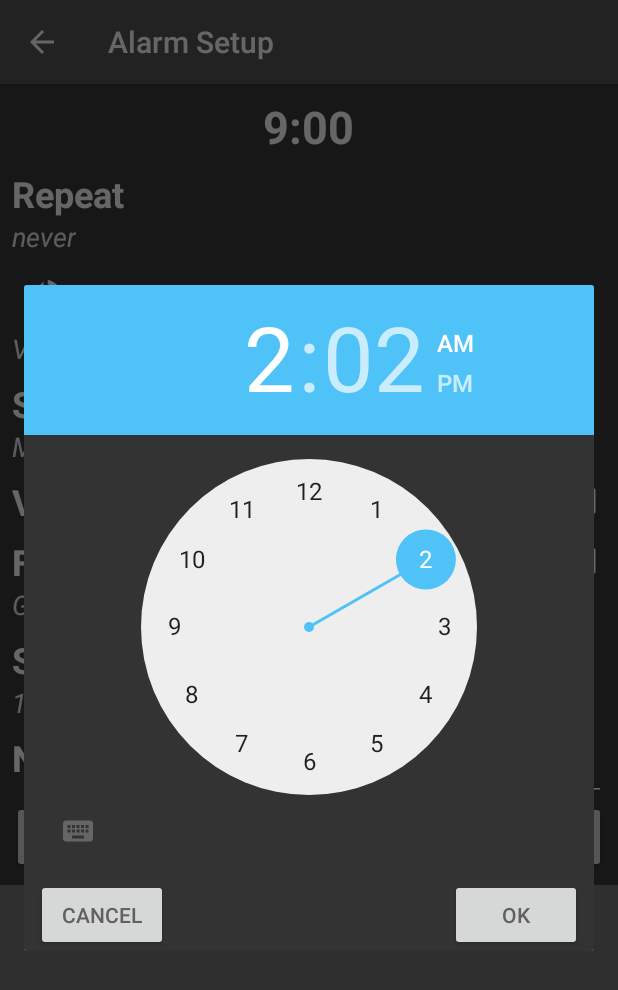
After one commit to sohel2178/RushInAlarm, an Android app: the fragment ClockFragment placed in its activity, on a phone screen of 412 x 824 dp. The commit adds this screen. Shown: the top 990 px of the screen. Run offline under Robolectric (Android 15) with nearby library versions, the phone set to English and light mode, and no system bars.

Commit message:
Todays ommit

```diff
--- a/app/build.gradle
+++ b/app/build.gradle
@@ -19,6 +19,8 @@ android {
     }
 }
 
+allprojects { repositories { maven { url 'https://jitpack.io' } } }
+
 dependencies {
     compile fileTree(dir: 'libs', include: ['*.jar'])
     androidTestCompile('com.android.support.test.espresso:espresso-core:2.2.2', {
@@ -27,5 +29,8 @@ dependencies {
     compile 'com.android.support:appcompat-v7:26.+'
     compile 'com.android.support:recyclerview-v7:26.+'
     compile 'com.android.support.constraint:constraint-layout:1.0.2'
+    compile 'com.android.support:design:26.+'
+    compile 'com.android.support:support-v13:26.+'
+    //compile 'com.github.philliphsu:numberpadtimepicker:1.1.1'
     testCompile 'junit:junit:4.12'
 }
--- /dev/null
+++ b/app/src/main/java/com/example/sohel/rushinalarm/Activities/AddAlarmActivity.java
@@ -0,0 +1,114 @@
+package com.example.sohel.rushinalarm.Activities;
+
+import android.support.v4.app.FragmentManager;
+import android.support.v7.app.AppCompatActivity;
+import android.os.Bundle;
+import android.util.Log;
+import android.view.View;
+import android.widget.Button;
+import android.widget.CheckBox;
+import android.widget.EditText;
+import android.widget.LinearLayout;
+import android.widget.RelativeLayout;
+import android.widget.SeekBar;
+import android.widget.TextView;
+
+import com.example.sohel.rushinalarm.DialogFragment.ClockFragment;
+import com.example.sohel.rushinalarm.Listener.TimeListener;
+import com.example.sohel.rushinalarm.R;
+
+public class AddAlarmActivity extends BaseDetailActivity implements View.OnClickListener,
+        TimeListener{
+
+    private TextView tvTime,tvRepeatMode;
+    private LinearLayout llRepeatContainer,llSoundandMusic;
+    private RelativeLayout rlvolContainer,rlSnoozeContainer;
+    private SeekBar volSeekbar;
+    private CheckBox ckbVibration,ckbFadeIn;
+    private EditText etNote;
+    private Button btnSave;
+
+    private int volume;
+
+    @Override
+    protected void onCreate(Bundle savedInstanceState) {
+        super.onCreate(savedInstanceState);
+        setContentView(R.layout.activity_add_alarm);
+
+        setupToolbar();
+
+        initView();
+    }
+
+    private void initView() {
+        tvTime = (TextView) findViewById(R.id.time);
+        tvTime.setOnClickListener(this);
+        tvRepeatMode = (TextView) findViewById(R.id.repeat_mode);
+
+        llRepeatContainer = (LinearLayout) findViewById(R.id.repeat);
+        llSoundandMusic = (LinearLayout) findViewById(R.id.sound_container);
+
+        rlvolContainer = (RelativeLayout) findViewById(R.id.vol_container);
+        rlSnoozeContainer = (RelativeLayout) findViewById(R.id.snooze_container);
+
+        volSeekbar = (SeekBar) findViewById(R.id.vol_seek);
+        volSeekbar.setProgress(100);
+
+        volSeekbar.setOnSeekBarChangeListener(new SeekBar.OnSeekBarChangeListener() {
+            @Override
+            public void onProgressChanged(SeekBar seekBar, int i, boolean b) {
+                volume=i;
+                volSeekbar.setProgress(volume,true);
+
+                Log.d("IIII",volume+"");
+            }
+
+            @Override
+            public void onStartTrackingTouch(SeekBar seekBar) {
+
+            }
+
+            @Override
+            public void onStopTrackingTouch(SeekBar seekBar) {
+
+            }
+        });
+
+        ckbVibration = (CheckBox) findViewById(R.id.vibration_check);
+        ckbFadeIn = (CheckBox) findViewById(R.id.fade_in_check);
+
+        etNote = (EditText) findViewById(R.id.note);
+
+        btnSave = (Button) findViewById(R.id.save);
+        btnSave.setOnClickListener(this);
+    }
+
+    @Override
+    public void onClick(View view) {
+
+        switch (view.getId()){
+            case R.id.time:
+                showTimePicker();
+                break;
+
+            case R.id.save:
+                break;
+        }
+
+    }
+
+    private void showTimePicker() {
+        FragmentManager manager = getSupportFragmentManager();
+        ClockFragment clockFragment = new ClockFragment();
+        clockFragment.setTimeListener(this);
+        clockFragment.show(manager,"TAG");
+    }
+
+    @Override
+    public void getTime(int hour, int min) {
+
+        String time = String.format("%02d",hour)+":"+String.format("%02d",min);
+        tvTime.setText(time);
+
+    }
+}
--- /dev/null
+++ b/app/src/main/java/com/example/sohel/rushinalarm/DialogFragment/ClockFragment.java
@@ -0,0 +1,90 @@
+package com.example.sohel.rushinalarm.DialogFragment;
+
+
+import android.os.Bundle;
+import android.support.v4.app.DialogFragment;
+import android.support.v4.app.Fragment;
+import android.util.Log;
+import android.view.LayoutInflater;
+import android.view.View;
+import android.view.ViewGroup;
+import android.view.Window;
+import android.widget.Button;
+import android.widget.TimePicker;
+
+import com.example.sohel.rushinalarm.Listener.TimeListener;
+import com.example.sohel.rushinalarm.R;
+
+/**
+ * A simple {@link Fragment} subclass.
+ */
+public class ClockFragment extends DialogFragment implements View.OnClickListener {
+
+    private TimePicker timePicker;
+    private Button btnOk,btnCancel;
+
+    private TimeListener listener;
+
+
+
+
+    public ClockFragment() {
+        // Required empty public constructor
+    }
+
+
+    @Override
+    public View onCreateView(LayoutInflater inflater, ViewGroup container,
+                             Bundle savedInstanceState) {
+        Window window=getDialog().getWindow();
+        window.requestFeature(Window.FEATURE_NO_TITLE);
+        // Inflate the layout for this fragment
+        View view = inflater.inflate(R.layout.fragment_clock, container, false);
+
+        initView(view);
+
+        return view;
+    }
+
+    public void setTimeListener(TimeListener listener){
+        this.listener = listener;
+    }
+
+    private void initView(View view){
+        timePicker = view.findViewById(R.id.time_picker);
+        btnOk = view.findViewById(R.id.ok);
+        btnCancel = view.findViewById(R.id.cancel);
+    }
+
+    @Override
+    public void onActivityCreated(Bundle savedInstanceState) {
+        super.onActivityCreated(savedInstanceState);
+
+        btnOk.setOnClickListener(this);
+        btnCancel.setOnClickListener(this);
+
+    }
+
+    @Override
+    public void onClick(View view) {
+
+        switch (view.getId()){
+            case R.id.ok:
+                int hour =timePicker.getHour();
+                int minute =timePicker.getMinute();
+
+                if(listener!=null){
+                    listener.getTime(hour,minute);
+
+                    dismiss();
+                }
+
+                break;
+
+            case R.id.cancel:
+                dismiss();
+                break;
+        }
+
+    }
+}
--- /dev/null
+++ b/app/src/main/java/com/example/sohel/rushinalarm/Listener/TimeListener.java
@@ -0,0 +1,10 @@
+package com.example.sohel.rushinalarm.Listener;
+
+/**
+ * Created by Genius 03 on 9/13/2017.
+ */
+
+public interface TimeListener {
+
+    public void getTime(int hour,int min);
+}
--- /dev/null
+++ b/app/src/main/res/drawable/volume.xml
@@ -0,0 +1,9 @@
+<vector xmlns:android="http://schemas.android.com/apk/res/android"
+        android:width="24dp"
+        android:height="24dp"
+        android:viewportWidth="24.0"
+        android:viewportHeight="24.0">
+    <path
+        android:fillColor="@color/text_light"
+        android:pathData="M3,9v6h4l5,5L12,4L7,9L3,9zM16.5,12c0,-1.77 -1.02,-3.29 -2.5,-4.03v8.05c1.48,-0.73 2.5,-2.25 2.5,-4.02zM14,3.23v2.06c2.89,0.86 5,3.54 5,6.71s-2.11,5.85 -5,6.71v2.06c4.01,-0.91 7,-4.49 7,-8.77s-2.99,-7.86 -7,-8.77z"/>
+</vector>
--- /dev/null
+++ b/app/src/main/res/layout/activity_add_alarm.xml
@@ -0,0 +1,208 @@
+<?xml version="1.0" encoding="utf-8"?>
+<RelativeLayout xmlns:android="http://schemas.android.com/apk/res/android"
+    xmlns:app="http://schemas.android.com/apk/res-auto"
+    xmlns:tools="http://schemas.android.com/tools"
+    android:layout_width="match_parent"
+    android:layout_height="match_parent"
+    tools:context="com.example.sohel.rushinalarm.Activities.AddAlarmActivity">
+
+    <android.support.v7.widget.Toolbar
+        android:id="@+id/toolbar"
+        style="@style/MaterialAnimations.TextAppearance.Title"
+        android:layout_width="match_parent"
+        android:layout_height="?android:attr/actionBarSize"
+        android:background="@color/theme_black_primary"
+        android:elevation="@dimen/elevation_header">
+
+        <TextView
+            android:id="@+id/title"
+            style="@style/MaterialAnimations.TextAppearance.Title.Inverse"
+            android:layout_width="wrap_content"
+            android:layout_height="wrap_content"
+            android:layout_gravity="center_vertical|start"
+            android:text="@string/alarm_setup" />
+
+    </android.support.v7.widget.Toolbar>
+
+    <ScrollView
+        android:layout_width="match_parent"
+        android:layout_height="wrap_content"
+        android:layout_below="@+id/toolbar">
+
+        <RelativeLayout
+            android:layout_width="match_parent"
+            android:layout_height="wrap_content"
+            android:background="#80000000"
+            android:focusable="true"
+            android:focusableInTouchMode="true"
+            android:padding="@dimen/medium_padding">
+
+            <TextView
+                style="@style/Text.ExtraLarge"
+                android:layout_centerHorizontal="true"
+                android:text="@string/default_time"
+                android:id="@+id/time"/>
+
+            <LinearLayout
+                android:layout_marginTop="@dimen/medium_padding"
+                android:layout_width="match_parent"
+                android:layout_height="wrap_content"
+                android:orientation="vertical"
+                android:id="@+id/repeat"
+                android:layout_below="@+id/time">
+
+                <TextView
+                    style="@style/Text.Large"
+                    android:text="@string/repeat"/>
+
+                <TextView
+                    style="@style/Text.Medium"
+                    android:text="@string/default_repeat_mode"
+                    android:id="@+id/repeat_mode"/>
+
+            </LinearLayout>
+
+            <RelativeLayout
+                android:layout_marginTop="@dimen/medium_padding"
+                android:layout_width="match_parent"
+                android:layout_height="wrap_content"
+                android:id="@+id/vol_container"
+                android:layout_below="@+id/repeat">
+
+                <ImageView
+                    android:layout_width="42dp"
+                    android:layout_height="42dp"
+                    android:src="@drawable/volume"
+                    android:id="@+id/vol_icon"
+                    android:padding="@dimen/small_padding"/>
+
+                <SeekBar
+                    android:layout_width="match_parent"
+                    android:layout_height="42dp"
+                    android:layout_toRightOf="@+id/vol_icon"
+                    android:id="@+id/vol_seek"/>
+
+                <TextView
+                    style="@style/Text.Medium"
+                    android:layout_below="@+id/vol_icon"
+                    android:text="@string/volume"/>
+
+            </RelativeLayout>
+
+            <LinearLayout
+                android:layout_marginTop="@dimen/medium_padding"
+                android:layout_width="match_parent"
+                android:layout_height="wrap_content"
+                android:orientation="vertical"
+                android:id="@+id/sound_container"
+                android:layout_below="@+id/vol_container">
+
+                <TextView
+                    style="@style/Text.Large"
+                    android:text="@string/sound_and_music"/>
+
+                <TextView
+                    style="@style/Text.Medium"
+                    android:text="@string/default_sound"
+                    android:id="@+id/sound"/>
+
+            </LinearLayout>
+
+            <TextView
+                android:layout_marginTop="@dimen/medium_padding"
+                android:layout_below="@+id/sound_container"
+                style="@style/Text.Large"
+                android:text="@string/vibration"/>
+
+            <CheckBox
+                android:layout_width="wrap_content"
+                android:layout_height="wrap_content"
+                android:layout_alignParentEnd="true"
+                android:layout_below="@+id/sound_container"
+                android:layout_marginTop="@dimen/medium_padding"
+                android:id="@+id/vibration_check"/>
+
+            <RelativeLayout
+                android:layout_marginTop="@dimen/medium_padding"
+                android:layout_width="match_parent"
+                android:layout_height="wrap_content"
+                android:id="@+id/fade_in_container"
+                android:layout_below="@+id/vibration_check">
+
+                <TextView
+                    style="@style/Text.Large"
+                    android:text="@string/fade_in"
+                    android:id="@+id/fade_in_text"/>
+
+
+                <TextView
+                    style="@style/Text.Medium"
+                    android:text="@string/fade_in_txt"
+                    android:layout_below="@+id/fade_in_text"/>
+
+                <CheckBox
+                    android:layout_width="wrap_content"
+                    android:layout_height="wrap_content"
+                    android:layout_alignParentEnd="true"
+                    android:id="@+id/fade_in_check"/>
+
+            </RelativeLayout>
+
+            <RelativeLayout
+                android:layout_marginTop="@dimen/medium_padding"
+                android:layout_width="match_parent"
+                android:layout_height="wrap_content"
+                android:id="@+id/snooze_container"
+                android:layout_below="@+id/fade_in_container">
+
+                <TextView
+                    style="@style/Text.Large"
+                    android:text="@string/snooze_duration"
+                    android:id="@+id/snooze_text"/>
+
+
+                <TextView
+                    style="@style/Text.Medium"
+                    android:text="@string/snooze_txt"
+                    android:layout_below="@+id/snooze_text"/>
+
+            </RelativeLayout>
+
+            <RelativeLayout
+                android:layout_marginTop="@dimen/medium_padding"
+                android:layout_width="match_parent"
+                android:layout_height="wrap_content"
+                android:id="@+id/note_container"
+                android:layout_below="@+id/snooze_container">
+
+                <TextView
+                    style="@style/Text.Large"
+                    android:text="@string/note"
+                    android:id="@+id/note_txt"/>
+
+
+                <EditText
+                    android:layout_marginStart="@dimen/medium_padding"
+                    android:layout_width="match_parent"
+                    android:layout_height="wrap_content"
+                    android:id="@+id/note"
+                    android:layout_toRightOf="@+id/note_txt"/>
+
+            </RelativeLayout>
+
+            <Button
+                android:textColor="@color/text_dark"
+                android:layout_width="match_parent"
+                android:layout_height="wrap_content"
+                android:id="@+id/save"
+                android:text="@string/Save"
+                android:layout_below="@+id/note_container"/>
+
+
+        </RelativeLayout>
+
+    </ScrollView>
+
+
+
+</RelativeLayout>
--- /dev/null
+++ b/app/src/main/res/layout/fragment_clock.xml
@@ -0,0 +1,34 @@
+<RelativeLayout xmlns:android="http://schemas.android.com/apk/res/android"
+    xmlns:tools="http://schemas.android.com/tools"
+    android:layout_width="match_parent"
+    android:layout_height="match_parent"
+    android:background="#333333"
+    tools:context="com.example.sohel.rushinalarm.DialogFragment.ClockFragment">
+
+    <TimePicker
+        android:layout_width="match_parent"
+        android:layout_height="wrap_content"
+        android:id="@+id/time_picker">
+
+    </TimePicker>
+
+    <Button
+        android:layout_width="wrap_content"
+        android:layout_height="wrap_content"
+        android:layout_below="@+id/time_picker"
+        android:text="@string/cancel"
+        android:id="@+id/cancel"
+        android:layout_marginStart="@dimen/medium_padding"
+        android:layout_marginTop="@dimen/medium_padding"/>
+
+    <Button
+        android:layout_width="wrap_content"
+        android:layout_height="wrap_content"
+        android:layout_below="@+id/time_picker"
+        android:text="@string/ok"
+        android:id="@+id/ok"
+        android:layout_alignParentEnd="true"
+        android:layout_marginEnd="@dimen/medium_padding"
+        android:layout_marginTop="@dimen/medium_padding"/>
+
+</RelativeLayout>
--- a/app/src/main/res/values/dimens.xml
+++ b/app/src/main/res/values/dimens.xml
@@ -13,4 +13,15 @@
 
 
     <dimen name="default_padding">10dp</dimen>
+
+    <dimen name="icon_size">64dp</dimen>
+
+    <dimen name="small_padding">4dp</dimen>
+    <dimen name="medium_padding">8dp</dimen>
+    <dimen name="large_padding">16dp</dimen>
+
+    <dimen name="small_text_size">12sp</dimen>
+    <dimen name="medium_text_size">18sp</dimen>
+    <dimen name="large_text_size">24sp</dimen>
+    <dimen name="extra_large_text_size">30sp</dimen>
 </resources>
--- a/app/src/main/res/values/strings.xml
+++ b/app/src/main/res/values/strings.xml
@@ -1,4 +1,23 @@
 <resources>
     <string name="app_name">Rush In Alarm</string>
     <string name="alarm">Alarm</string>
+    <string name="alarm_setup">Alarm Setup</string>
+    <string name="default_time">9:00</string>
+    <string name="repeat">Repeat</string>
+    <string name="default_repeat_mode">never</string>
+    <string name="volume">Volume</string>
+    <string name="default_sound">Mountain</string>
+    <string name="sound_and_music">Sound and Music</string>
+    <string name="vibration">Vibration</string>
+    <string name="fade_in">Fade In</string>
+    <string name="fade_in_txt">Gently increases alarm volume</string>
+    <string name="snooze_duration">Snooze Duration</string>
+    <string name="snooze_txt">15 minutes</string>
+    <string name="note">Note</string>
+    <string name="Save">save</string>
+
+    <!-- TODO: Remove or change this placeholder text -->
+    <string name="hello_blank_fragment">Hello blank fragment</string>
+    <string name="cancel">Cancel</string>
+    <string name="ok">Ok</string>
 </resources>
--- a/app/src/main/res/values/styles.xml
+++ b/app/src/main/res/values/styles.xml
@@ -36,6 +36,16 @@
         <item name="android:statusBarColor">@color/theme_black_primary_dark</item>
         <item name="android:windowBackground">@color/theme_black_background</item>
         <item name="android:colorAccent">@color/theme_black_accent</item>
+        <item name="android:dialogTheme">@style/Theme.Dialog</item>
+    </style>
+
+    <style name="Theme.Dialog"
+        parent="android:Theme.Material.Light.Dialog">
+
+        <item name="android:colorAccent">@color/theme_blue_primary</item>
+        <item name="android:colorPrimary">@color/sample_blue</item>
+        <item name="android:colorPrimaryDark">@color/theme_blue_accent</item>
+
     </style>
 
     <style name="DrawerArrowStyle" parent="@style/Widget.AppCompat.DrawerArrowToggle">
@@ -86,4 +96,39 @@
         <item name="android:scaleY">0</item>
     </style>
 
+    <style name="ImageIcon">
+        <item name="android:clickable">true</item>
+        <item name="android:layout_width">@dimen/icon_size</item>
+        <item name="android:layout_height">@dimen/icon_size</item>
+        <item name="android:background">?attr/selectableItemBackgroundBorderless</item>
+        <item name="android:elevation">@dimen/small_padding</item>
+    </style>
+
+    <style name="Text">
+        <item name="android:layout_width">wrap_content</item>
+        <item name="android:layout_height">wrap_content</item>
+        <item name="android:textColor">@color/text_light</item>
+        <item name="android:textStyle">bold</item>
+    </style>
+
+    <style name="Text.Medium" parent="Text">
+        <item name="android:textColor">@color/theme_black_text</item>
+        <item name="android:textSize">@dimen/medium_text_size</item>
+        <item name="android:textStyle">italic</item>
+    </style>
+
+    <style name="Text.Large" parent="Text">
+        <item name="android:textSize">@dimen/large_text_size</item>
+    </style>
+
+    <style name="Text.ExtraLarge" parent="Text">
+        <item name="android:textSize">@dimen/extra_large_text_size</item>
+    </style>
+
+    <style name="Text.Small" parent="Text">
+        <item name="android:textSize">@dimen/small_text_size</item>
+        <item name="android:textColor">@color/theme_black_text</item>
+        <item name="android:textStyle">italic</item>
+    </style>
+
 </resources>
```
Also changed, not shown: app/src/main/AndroidManifest.xml (+5 -2 lines), app/src/main/java/com/example/sohel/rushinalarm/Activities/AlarmActivity.java (+38 -1 lines), app/src/main/java/com/example/sohel/rushinalarm/Model/AlarmData.java (+74 -7 lines), app/src/main/res/drawable/add.xml (added, +22 -0 lines), app/src/main/res/layout/activity_alarm.xml (+18 -0 lines), app/src/main/res/layout/activity_main.xml (+3 -12 lines), 1 other file.
